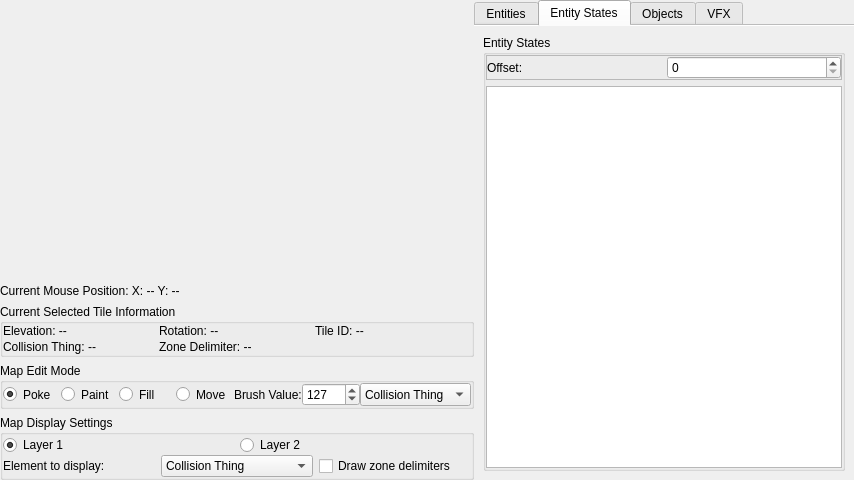
Old version of the form Tools/KFModTool/mapeditwidget.ui in the repository IvanDSM/KingsFieldRE.
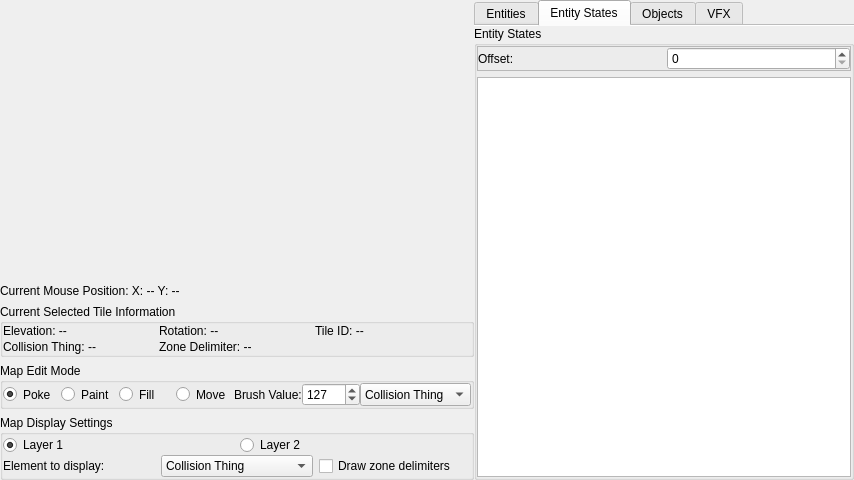
New version of the form. The open tabs and pages were chosen to show the change. Icons and pictures are not drawn. Custom widgets are drawn as their Qt base class.

Commit message: KFModTool: Add flying attack state and update MapEditWidget

```diff
--- a/Tools/KFModTool/mapeditwidget.ui
+++ b/Tools/KFModTool/mapeditwidget.ui
@@ -744,6 +744,18 @@
           <string>Entity States</string>
          </attribute>
          <layout class="QVBoxLayout" name="verticalLayout_11">
+          <property name="leftMargin">
+           <number>0</number>
+          </property>
+          <property name="topMargin">
+           <number>0</number>
+          </property>
+          <property name="rightMargin">
+           <number>0</number>
+          </property>
+          <property name="bottomMargin">
+           <number>0</number>
+          </property>
           <item>
            <widget class="QGroupBox" name="entityStateGroup">
             <property name="title">
```
Left out of the diff: 6 changed lines with no effect on the pictures. The commit also changes 1 other file.
